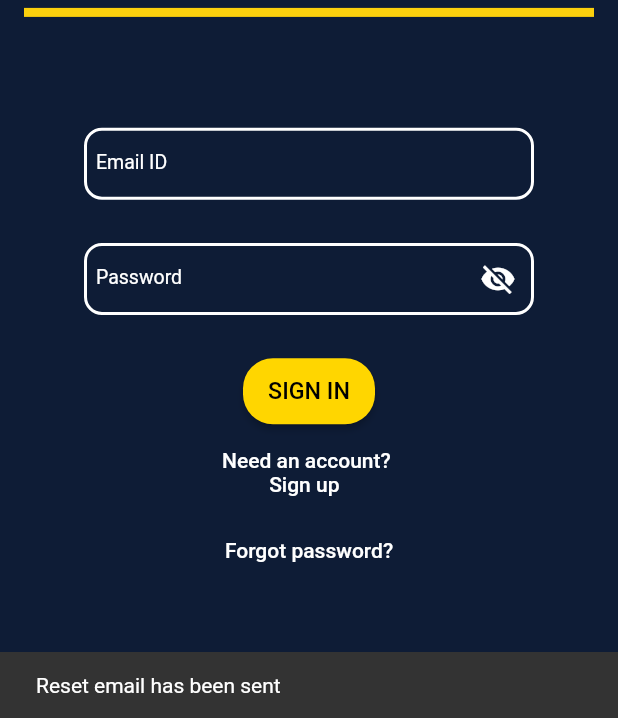
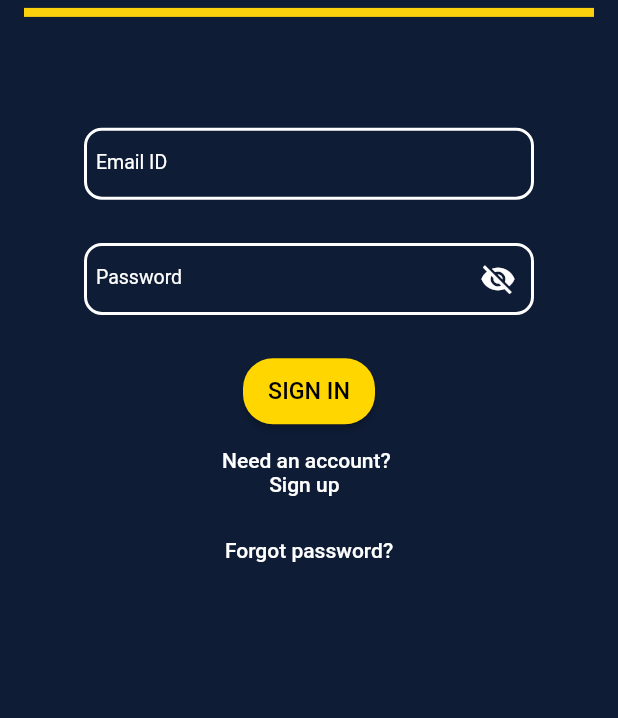
Before and after one commit to GeethKuldeep/Equinox_2021, a Flutter app: the screen it shows after launch, after a tap on "Forgot password?", on a phone screen of 412 x 824 dp, the part 518-1236 px from its top. Run offline on Flutter 3.47's test engine with Material 2 defaults, Android fonts, the phone set to English and light mode, and no system bars; our stand-ins replace cloud_firestore, firebase_auth; accounts and stored records are empty; network calls fail.

Commit message:
Reset password added

```diff
--- a/lib/widgets/Email_Signin_form.dart
+++ b/lib/widgets/Email_Signin_form.dart
@@ -35,6 +35,7 @@ class _EmailSignInFormState extends State<EmailSignInForm> {
   bool _passwordVisible;
   final snackBar = SnackBar(content: Text('Email is already registered'));
   String hello;
+  int please;
 
 // Find the Scaffold in the widget tree and use it to show a SnackBar.
 
@@ -113,9 +114,15 @@ class _EmailSignInFormState extends State<EmailSignInForm> {
     try {
       final auth = Provider.of<AuthBase>(context);
       await auth.resetPassword(_email);
+      ScaffoldMessenger.of(context).showSnackBar(
+        SnackBar(
+          content: const Text('Reset email has been sent'),
+        ),
+      );
     }catch(e){
+      print(e);
       if(e is PlatformException) {
-        if (e.code == 'error') {
+        if (e != null) {
           ScaffoldMessenger.of(context).showSnackBar(
             SnackBar(
               content: const Text('Enter your email'),
@@ -123,6 +130,7 @@ class _EmailSignInFormState extends State<EmailSignInForm> {
           );
         }
       }
+
     }
   }
 
@@ -348,11 +356,8 @@ class _EmailSignInFormState extends State<EmailSignInForm> {
                 child: Text('Forgot password?',style: TextStyle(color: Colors.white),),
                 onPressed: (){
                     forgotpassword();
-                    ScaffoldMessenger.of(context).showSnackBar(
-                      SnackBar(
-                        content: const Text('Reset email has been sent'),
-                      ),
-                    );
+
+
                 },
               ),
             ],
```
